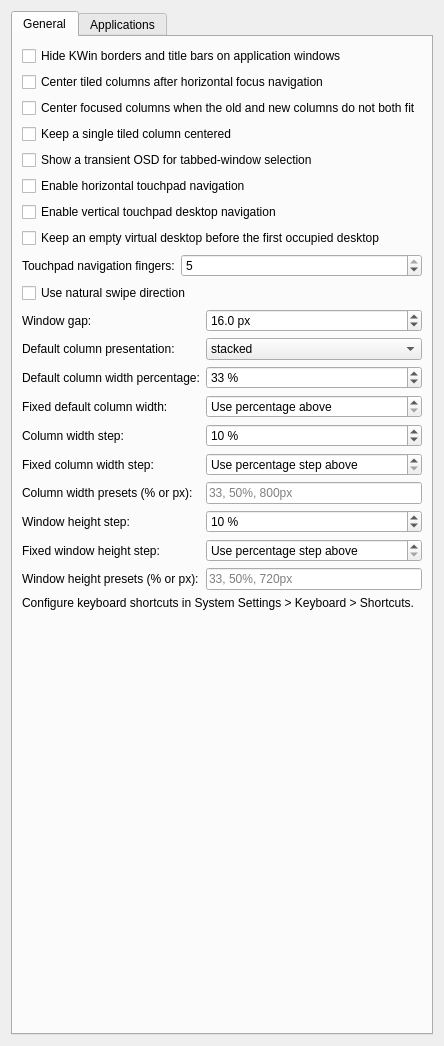
Old version of the form packaging/kwin-script/contents/ui/config.ui in the repository kontonkara/driftile.
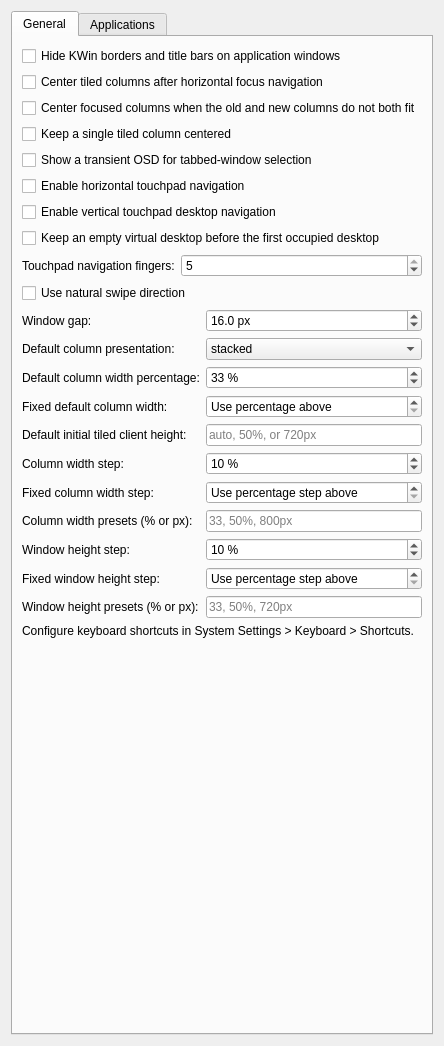
New version of the form.

Commit message: feat(config): expose global initial window height

What changed in the file:
```diff
--- a/packaging/kwin-script/contents/ui/config.ui
+++ b/packaging/kwin-script/contents/ui/config.ui
@@ -235,6 +235,26 @@
           </widget>
          </item>
          <item row="4" column="0">
+          <widget class="QLabel" name="defaultWindowHeightLabel">
+           <property name="text">
+            <string>Default initial tiled client height:</string>
+           </property>
+           <property name="buddy">
+            <cstring>kcfg_DefaultWindowHeight</cstring>
+           </property>
+          </widget>
+         </item>
+         <item row="4" column="1">
+          <widget class="QLineEdit" name="kcfg_DefaultWindowHeight">
+           <property name="toolTip">
+            <string>Use auto for automatic height, a bare 10 to 100 or explicit 10% to 100% percentage, or a fixed 1px to 16384px logical client height. Application rules override this value. Only fresh singleton admissions and fresh retiling after a change use it; existing, restored, and transferred geometry is unchanged. Solver constraints and output pixel-grid snapping remain authoritative.</string>
+           </property>
+           <property name="placeholderText">
+            <string>auto, 50%, or 720px</string>
+           </property>
+          </widget>
+         </item>
+         <item row="5" column="0">
           <widget class="QLabel" name="columnWidthStepLabel">
            <property name="text">
             <string>Column width step:</string>
@@ -244,7 +264,7 @@
            </property>
           </widget>
          </item>
-         <item row="4" column="1">
+         <item row="5" column="1">
           <widget class="QSpinBox" name="kcfg_ColumnWidthStepPercent">
            <property name="suffix">
             <string> %</string>
@@ -260,7 +280,7 @@
            </property>
           </widget>
          </item>
-         <item row="5" column="0">
+         <item row="6" column="0">
           <widget class="QLabel" name="columnWidthStepPixelsLabel">
            <property name="text">
             <string>Fixed column width step:</string>
@@ -270,7 +290,7 @@
            </property>
           </widget>
          </item>
-         <item row="5" column="1">
+         <item row="6" column="1">
           <widget class="QSpinBox" name="kcfg_ColumnWidthStepPixels">
            <property name="toolTip">
             <string>Zero uses the percentage step above. A positive value changes width by fixed logical pixels without rewriting existing geometry. Window constraints and output-pixel snapping remain authoritative.</string>
@@ -292,7 +312,7 @@
            </property>
           </widget>
          </item>
-         <item row="6" column="0">
+         <item row="7" column="0">
           <widget class="QLabel" name="columnWidthPresetsLabel">
            <property name="text">
             <string>Column width presets (% or px):</string>
@@ -302,7 +322,7 @@
            </property>
           </widget>
          </item>
-         <item row="6" column="1">
+         <item row="7" column="1">
           <widget class="QLineEdit" name="kcfg_ColumnWidthPresets">
            <property name="toolTip">
             <string>Up to 16 comma-separated presets. Percentages use bare 10 to 100 or explicit 10% to 100%; fixed sizes use 1px to 16384px. Values must increase within each unit. Blank uses the built-in thirds.</string>
@@ -312,7 +332,7 @@
            </property>
           </widget>
          </item>
-         <item row="7" column="0">
+         <item row="8" column="0">
           <widget class="QLabel" name="windowHeightStepLabel">
            <property name="text">
             <string>Window height step:</string>
@@ -322,7 +342,7 @@
            </property>
           </widget>
          </item>
-         <item row="7" column="1">
+         <item row="8" column="1">
           <widget class="QSpinBox" name="kcfg_WindowHeightStepPercent">
            <property name="suffix">
             <string> %</string>
@@ -338,7 +358,7 @@
            </property>
           </widget>
          </item>
-         <item row="8" column="0">
+         <item row="9" column="0">
           <widget class="QLabel" name="windowHeightStepPixelsLabel">
            <property name="text">
             <string>Fixed window height step:</string>
@@ -348,7 +368,7 @@
            </property>
           </widget>
          </item>
-         <item row="8" column="1">
+         <item row="9" column="1">
           <widget class="QSpinBox" name="kcfg_WindowHeightStepPixels">
            <property name="toolTip">
             <string>Zero uses the percentage step above. A positive value changes height by fixed logical pixels without rewriting existing geometry. Window constraints and output-pixel snapping remain authoritative.</string>
@@ -370,7 +390,7 @@
            </property>
           </widget>
          </item>
-         <item row="9" column="0">
+         <item row="10" column="0">
           <widget class="QLabel" name="windowHeightPresetsLabel">
            <property name="text">
             <string>Window height presets (% or px):</string>
@@ -380,7 +400,7 @@
            </property>
           </widget>
          </item>
-         <item row="9" column="1">
+         <item row="10" column="1">
           <widget class="QLineEdit" name="kcfg_WindowHeightPresets">
            <property name="toolTip">
             <string>Up to 16 comma-separated presets. Percentages use bare 10 to 100 or explicit 10% to 100%; fixed sizes use 1px to 16384px. Values must increase within each unit. Blank uses the built-in 1/3, 1/2, and 2/3 proportions.</string>
```
The commit also changes 3 other files.
